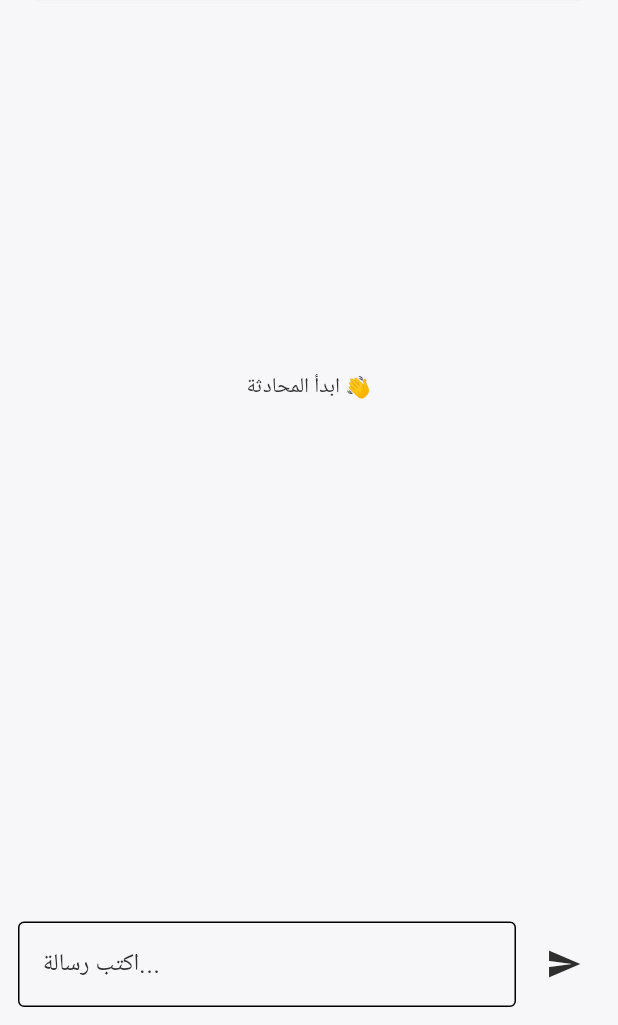
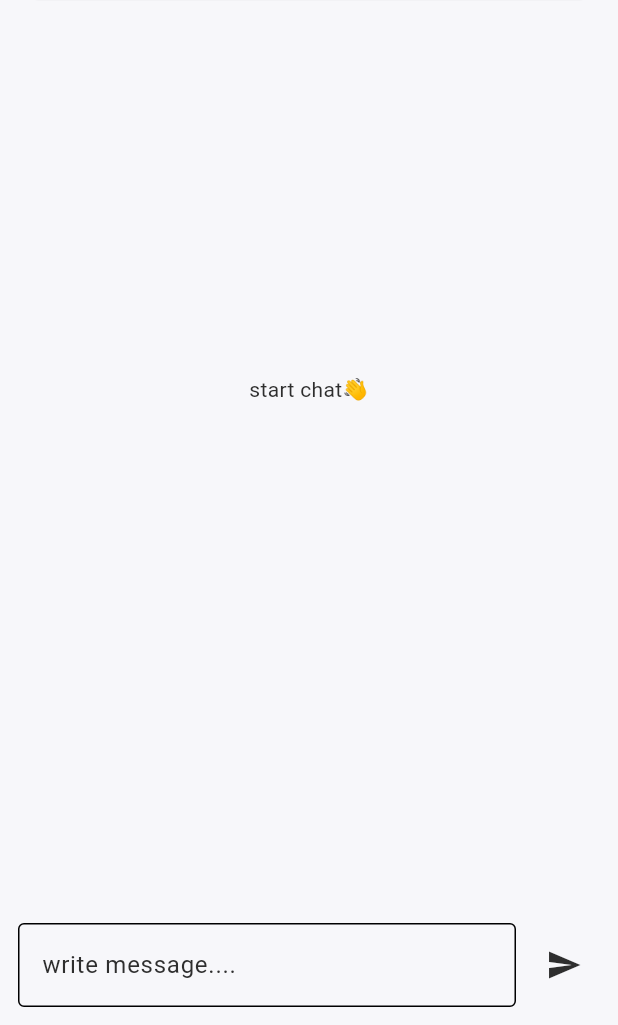
Before and after one commit to Lubaba333/Munawebti, a Flutter app: the ChatView screen opened directly with empty values, on a phone screen of 412 x 824 dp, the part 211-1236 px from its top. Run offline on Flutter 3.47's test engine with Material 3 defaults, Android fonts, the phone set to English and light mode, and no system bars; our stand-ins replace firebase_core, firebase_messaging, flutter_animate, flutter_local_notifications, get, get_storage and 3 more; accounts and stored records are empty; network calls fail.

Commit message:
chat theme and translation

```diff
--- a/lib/const/app_translations.dart
+++ b/lib/const/app_translations.dart
@@ -70,6 +70,9 @@ class AppTranslations extends Translations {
     'home': 'Home',
     'schedule': 'Schedule',
     'chat': 'Chat',
+    'No Conversations':'No Conversations',
+    'start chat':'start chat👋',
+    'write message':'write message....',
 
     // ===== Home =====
     'welcome': 'Welcome 👋',
@@ -298,6 +301,9 @@ class AppTranslations extends Translations {
     'home': 'الرئيسية',
     'schedule': 'الجدول',
     'chat': 'الدردشة',
+    'No Conversations':'لا يوجد محادثة',
+    'start chat':'ابدأ المحادثة👋',
+    'write message':'اكتب رسالة...',
 
     // ===== Home =====
     'welcome': 'أهلاً 👋',
--- a/lib/view/chat_view.dart
+++ b/lib/view/chat_view.dart
@@ -63,8 +63,8 @@ class _ChatViewState extends State<ChatView> {
               }
 
               if (controller.messages.isEmpty) {
-                return const Center(
-                  child: Text("ابدأ المحادثة 👋"),
+                return  Center(
+                  child: Text("start chat".tr),
                 );
               }
 
@@ -119,8 +119,8 @@ class _ChatViewState extends State<ChatView> {
             Expanded(
               child: TextField(
                 controller: controller.messageController,
-                decoration: const InputDecoration(
-                  hintText: "اكتب رسالة...",
+                decoration:  InputDecoration(
+                  hintText: "write message".tr,
                   border: OutlineInputBorder(),
                 ),
               ),
```
Also changed, not shown: lib/view/ChatListView.dart (+4 -4 lines).
